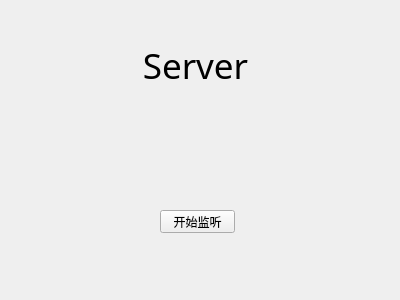
First picture: the form in chatServer/widget.ui, repository XeonL/xChat, before the edit.
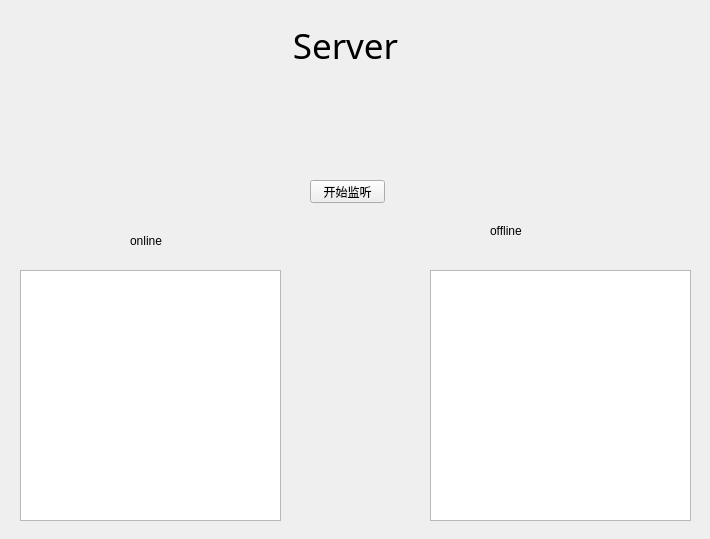
Second picture: the form after the edit.

Diff of the .ui file:
```diff
--- a/chatServer/widget.ui
+++ b/chatServer/widget.ui
@@ -6,8 +6,8 @@
    <rect>
     <x>0</x>
     <y>0</y>
-    <width>400</width>
-    <height>300</height>
+    <width>710</width>
+    <height>539</height>
    </rect>
   </property>
   <property name="windowTitle">
@@ -16,8 +16,8 @@
   <widget class="QLabel" name="label">
    <property name="geometry">
     <rect>
-     <x>90</x>
-     <y>20</y>
+     <x>240</x>
+     <y>0</y>
      <width>211</width>
      <height>91</height>
     </rect>
@@ -38,8 +38,8 @@
   <widget class="QPushButton" name="listenButton">
    <property name="geometry">
     <rect>
-     <x>160</x>
-     <y>210</y>
+     <x>310</x>
+     <y>180</y>
      <width>75</width>
      <height>23</height>
     </rect>
@@ -51,8 +51,8 @@
   <widget class="QLabel" name="listenStatus">
    <property name="geometry">
     <rect>
-     <x>70</x>
-     <y>150</y>
+     <x>220</x>
+     <y>120</y>
      <width>251</width>
      <height>31</height>
     </rect>
@@ -64,6 +64,52 @@
     <set>Qt::AlignCenter</set>
    </property>
   </widget>
+  <widget class="QLabel" name="label_2">
+   <property name="geometry">
+    <rect>
+     <x>130</x>
+     <y>230</y>
+     <width>81</width>
+     <height>21</height>
+    </rect>
+   </property>
+   <property name="text">
+    <string>online</string>
+   </property>
+  </widget>
+  <widget class="QLabel" name="label_3">
+   <property name="geometry">
+    <rect>
+     <x>490</x>
+     <y>220</y>
+     <width>81</width>
+     <height>21</height>
+    </rect>
+   </property>
+   <property name="text">
+    <string>offline</string>
+   </property>
+  </widget>
+  <widget class="QListWidget" name="onlineList">
+   <property name="geometry">
+    <rect>
+     <x>20</x>
+     <y>270</y>
+     <width>261</width>
+     <height>251</height>
+    </rect>
+   </property>
+  </widget>
+  <widget class="QListWidget" name="offlineList">
+   <property name="geometry">
+    <rect>
+     <x>430</x>
+     <y>270</y>
+     <width>261</width>
+     <height>251</height>
+    </rect>
+   </property>
+  </widget>
   <zorder>listenButton</zorder>
   <zorder>label</zorder>
   <zorder>listenStatus</zorder>
```
Left out of the diff: 4 changed lines with no effect on the pictures.
